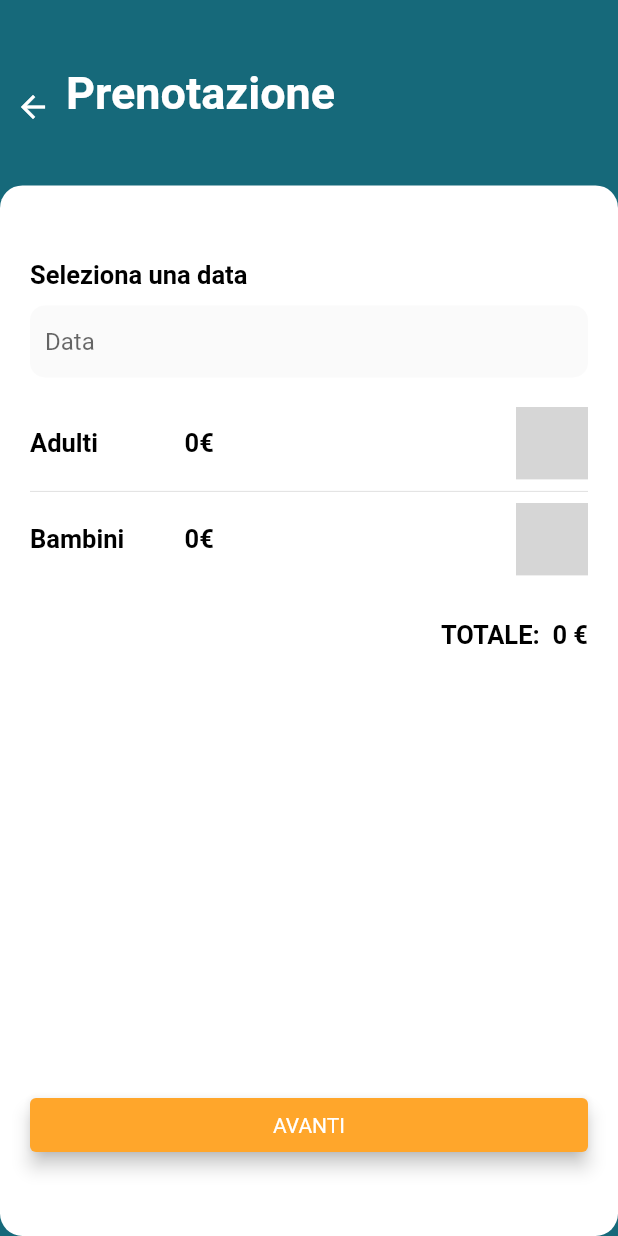
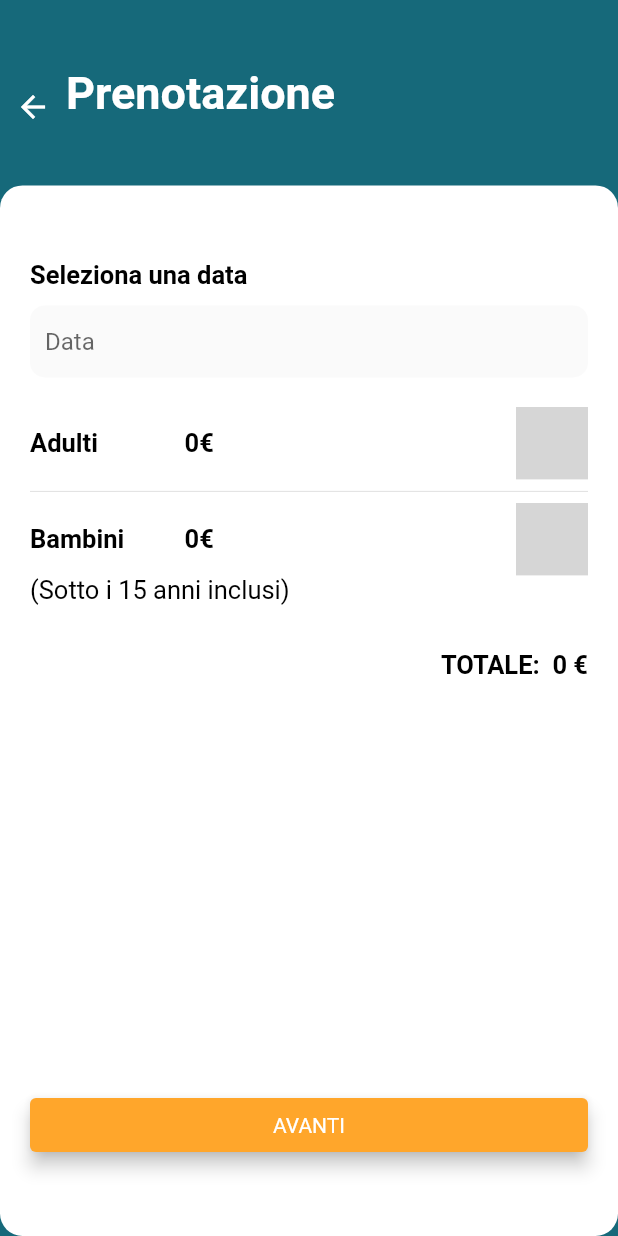
Before and after one commit to IReallyLikeYourPants/MuSwift, a Flutter app: the prenotazione screen opened directly with empty values, on a phone screen of 412 x 824 dp. Run offline on Flutter 3.47's test engine with Material 2 defaults, Android fonts, the light colour scheme and no system bars; drawn by our look-alikes of auto_size_text; our stand-ins replace google_fonts, google_maps_flutter, hexcolor, location, sliding_up_panel, sqflite; missing offline and left inert: background_app_bar, favorite_button, flappy_search_bar, flutter_full_pdf_viewer, flutter_number_picker, infinite_listview and 1 more; accounts and stored records are empty; grey boxes are pictures that could not be loaded.

Commit message:
Aggiunte immagini

```diff
--- a/lib/prenotazione2.dart
+++ b/lib/prenotazione2.dart
@@ -252,6 +252,7 @@ class _prenotazioneState extends State<prenotazione> {
                               )
                             ],
                           ),
+                          AutoSizeText("(Sotto i 15 anni inclusi)", style: TextStyle(fontSize: textFontSize, color: textFontColor)),
                           SizedBox(height: 30,),
                           Row(
                             mainAxisAlignment: MainAxisAlignment.end,
```
Also changed, not shown: app_screen/Screenshot_1612807494.png (added), app_screen/Screenshot_1612807510.png (added), app_screen/Screenshot_1612807521.png (added), app_screen/Screenshot_1612807599.png (added), app_screen/Screenshot_1612807846.png (added).
